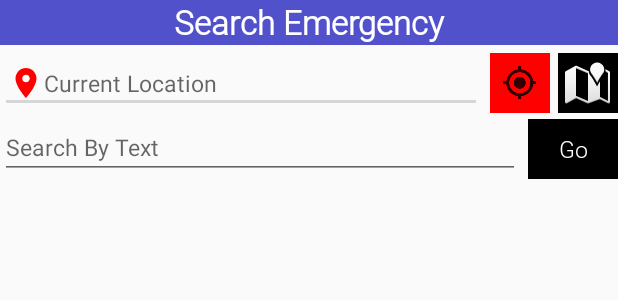
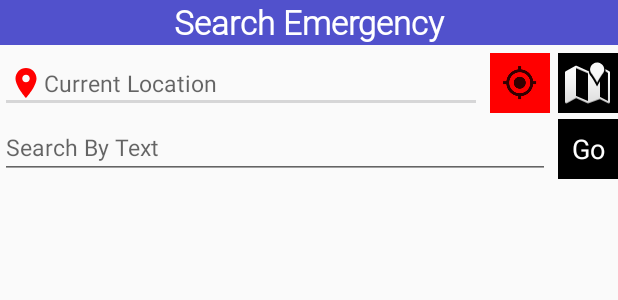
Before and after one commit to RupaliGoel/Sahayyam, an Android app: the layout fragment_search_emergency.xml on its own in the app's theme, with its tools: preview values and no code run, on a phone screen of 412 x 824 dp. Shown: the top 300 px of the screen. Run offline under Robolectric (Android 15) with nearby library versions, the phone set to English and light mode, and no system bars; network calls fail.

Commit message:
boxes edit searchappeal/directory

```diff
--- a/app/src/main/java/com/example/rupali/sos/SearchAppeal.java
+++ b/app/src/main/java/com/example/rupali/sos/SearchAppeal.java
@@ -17,6 +17,7 @@ import android.view.inputmethod.InputMethodManager;
 import android.widget.AdapterView;
 import android.widget.ArrayAdapter;
 import android.widget.Button;
+import android.widget.EditText;
 import android.widget.ImageButton;
 import android.widget.ListView;
 import android.widget.Spinner;
@@ -73,7 +74,7 @@ public class SearchAppeal extends AppCompatActivity {
     private static final String TAG_SUCCESS = "success";
 
     //-------------------------------toolbar, location textbox & button-----------------------------------
-    ClearableEditText textbox;
+    EditText textbox;
     ImageButton audio_mode;
     Button go;
     private androidx.appcompat.widget.Toolbar search_app;
--- a/app/src/main/res/layout/activity_search_appeal.xml
+++ b/app/src/main/res/layout/activity_search_appeal.xml
@@ -69,7 +69,7 @@
         android:layout_below="@+id/search_appeal"
         android:layout_marginTop="5dp"/>
 
-    <com.example.rupali.sos.ClearableEditText
+    <EditText
         android:id="@+id/textSearch"
         android:layout_below="@+id/apptype"
         android:layout_alignParentLeft="true"
@@ -84,7 +84,7 @@
 
     <Button
         android:id="@+id/GoButton"
-        android:layout_width="60dp"
+        android:layout_width="40dp"
         android:layout_height="40dp"
         android:background="@color/colorPrimary"
         android:layout_alignParentRight="true"
@@ -92,6 +92,8 @@
         android:layout_marginLeft="5dp"
         android:layout_above="@+id/EmergencyListView"
         android:text="Go"
+        android:fontFamily="sans-serif"
+        android:textSize="18sp"
         android:textColor="@color/white"
         android:textAllCaps="false" />
 
--- a/app/src/main/res/layout/fragment_search_emergency.xml
+++ b/app/src/main/res/layout/fragment_search_emergency.xml
@@ -74,12 +74,14 @@
 
     <Button
         android:id="@+id/GoButton"
-        android:layout_width="60dp"
+        android:layout_width="40dp"
         android:layout_height="40dp"
         android:background="@color/colorPrimary"
         android:layout_alignParentRight="true"
         android:layout_alignBottom="@+id/textSearch"
         android:layout_above="@+id/EmergencyListView"
+        android:fontFamily="sans-serif"
+        android:textSize="18sp"
         android:text="Go"
         android:textColor="@color/white"
         android:textAllCaps="false" />
```
Also changed, not shown: app/src/main/res/layout/activity_search_directory.xml (+4 -3 lines).
